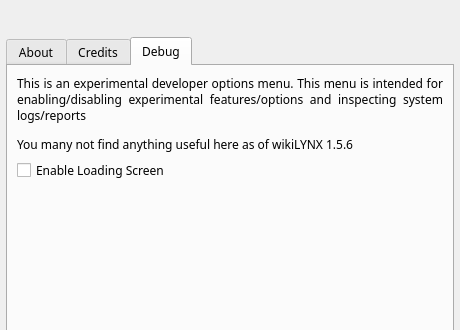
This is wikiLYNX/ui/about.ui in flamboyantpenguin/wikilynx as Qt 5 draws it before an edit; both pictures show x 0 to 460 and y 0 to 330 of the 460 by 530 pixel window. The edited form follows.
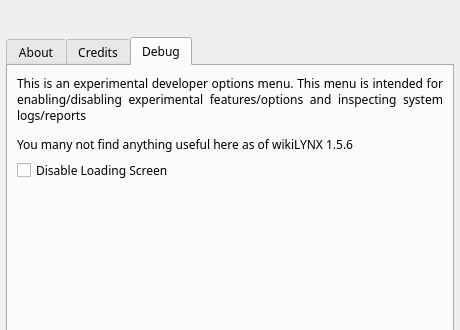
This is the edited form. The open tabs and pages were chosen to show the change. Icons and pictures are not drawn.

Commit message: Release 1.5.6-C4 - Splash Screen is now enabled by default. It's quite fast - Added CREDITS and Release Notes to docs

What changed in the file:
```diff
--- a/wikiLYNX/ui/about.ui
+++ b/wikiLYNX/ui/about.ui
@@ -280,7 +280,7 @@
        <item>
         <widget class="QCheckBox" name="coolLoadingScreen">
          <property name="text">
-          <string>Enable Loading Screen</string>
+          <string>Disable Loading Screen</string>
          </property>
          <property name="icon">
           <iconset theme="power"/>
```
The commit also changes 7 other files.
